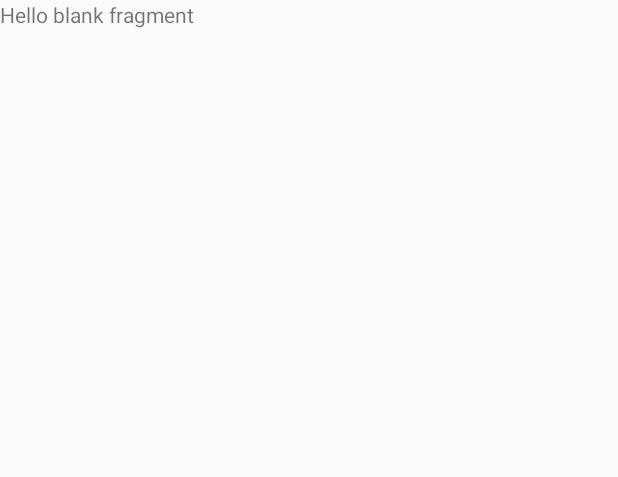
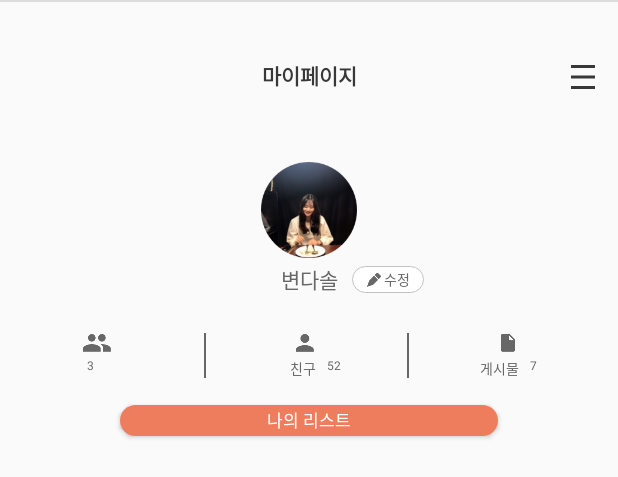
Before and after one commit to kimmy01/Suffle, an Android app: the layout fragment_mypage.xml on its own in the app's theme, with its tools: preview values and no code run, on a phone screen of 412 x 824 dp. Shown: the top 477 px of the screen. Run offline under Robolectric (Android 15) with nearby library versions, the light colour scheme and no system bars.

Commit message:
마이페이지 구현

```diff
--- /dev/null
+++ b/app/src/main/java/com/example/suffle/data/MyPageData.kt
@@ -0,0 +1,5 @@
+package com.example.suffle.data
+
+data class MyPageData(
+    val mypageImage: Int
+)
--- a/app/src/main/res/layout/fragment_mypage.xml
+++ b/app/src/main/res/layout/fragment_mypage.xml
@@ -7,9 +7,6 @@
     tools:context=".ui.Mypage.MypageFragment">
 
 
-    <TextView
-        android:layout_width="match_parent"
-        android:layout_height="match_parent"
-        android:text="@string/hello_blank_fragment" />
+    <include layout="@layout/fragment_mypage_content" />
 
 </androidx.constraintlayout.widget.ConstraintLayout>
--- a/app/src/main/res/layout/fragment_mypage_content.xml
+++ b/app/src/main/res/layout/fragment_mypage_content.xml
@@ -272,4 +272,22 @@
 
     </androidx.constraintlayout.widget.ConstraintLayout>
 
+    <androidx.constraintlayout.widget.ConstraintLayout
+        android:id="@+id/constraintLayout_mypage_3"
+        android:layout_width="match_parent"
+        android:layout_height="wrap_content"
+        app:layout_constraintTop_toBottomOf="@+id/constraintLayout_mypage_2"
+        tools:layout_editor_absoluteX="16dp">
+
+        <androidx.recyclerview.widget.RecyclerView
+            android:id="@+id/recyclerView_mypage"
+            android:layout_width="match_parent"
+            android:layout_height="wrap_content"
+            app:layout_constraintTop_toTopOf="parent" />
+
+    </androidx.constraintlayout.widget.ConstraintLayout>
+
+
+
+
 </androidx.constraintlayout.widget.ConstraintLayout>
```
Also changed, not shown: app/src/main/java/com/example/suffle/ui/Feed/MypageGridAdapter.kt (added, +55 -0 lines), app/src/main/java/com/example/suffle/ui/Mypage/MypageFragment.kt (+46 -0 lines), app/src/main/res/layout/item_frag_grid_mypage.xml (added, +18 -0 lines).
